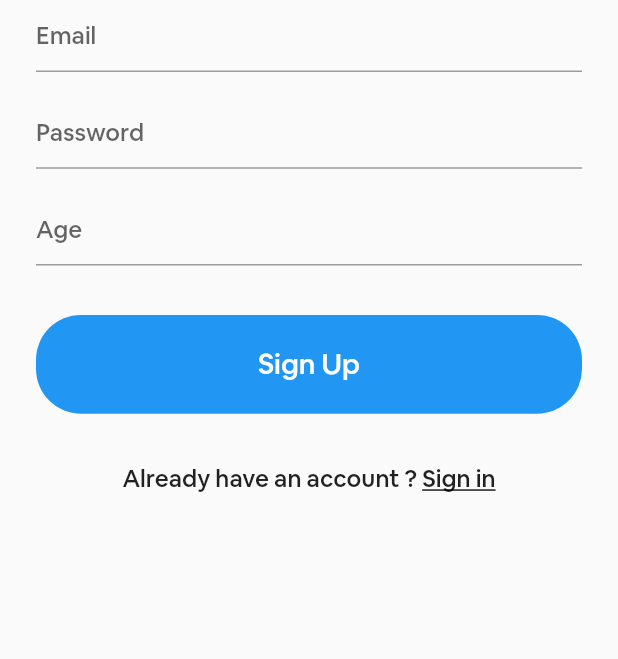
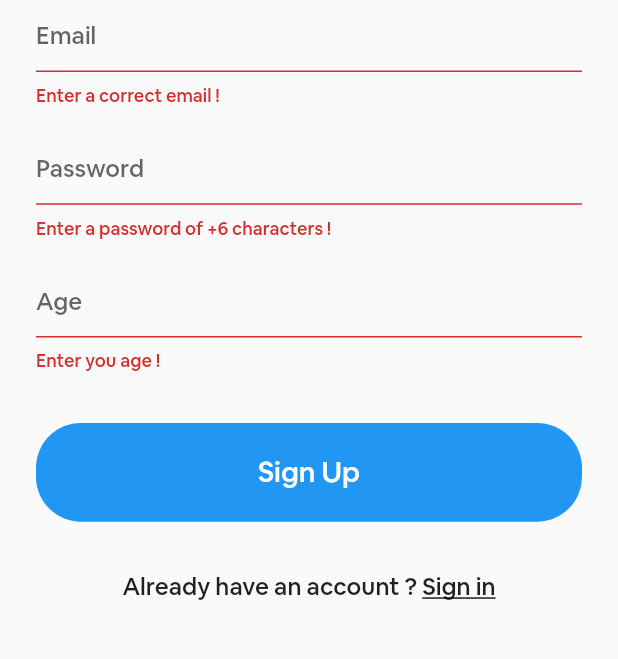
Before and after one commit to razifertani/Quizzed, a Flutter app: the SignUp screen opened directly with empty values, after a tap on "Sign Up", on a phone screen of 412 x 824 dp, the part 84-743 px from its top. Run offline on Flutter 3.47's test engine with Material 2 defaults, Android fonts, the phone set to English and light mode, and no system bars; our stand-ins replace cloud_firestore, convex_bottom_bar, data_connection_checker, firebase_auth, firebase_storage, fluttertoast and 5 more; accounts and stored records are empty; network calls fail.

Commit message:
Application 1.6

```diff
--- a/lang/ar.json
+++ b/lang/ar.json
@@ -53,7 +53,7 @@
     "Profile/twelfth" : "الاسم الكامل",
     "Profile/thirteenth" : "اكتب اسمك الكامل",
     "Profile/fourteenth" : "البريد الإلكتروني",
-    "Profile/fifteenth" : "غير قابل للتعديل",
+    "Profile/fifteenth" : "(غير قابل للتعديل)",
     "Profile/sixteenth" : "كلمة المرور",
     "Profile/seventeenth" : "اكتب كلمة مرورك هنا قبل التحديث !",
     "Profile/eighteenth" : "العمر",
--- a/lang/en.json
+++ b/lang/en.json
@@ -53,7 +53,7 @@
     "Profile/twelfth" : "Full Name",
     "Profile/thirteenth" : "Write your full name",
     "Profile/fourteenth" : "E-mail",
-    "Profile/fifteenth" : "Uneditable",
+    "Profile/fifteenth" : "(Uneditable)",
     "Profile/sixteenth" : "Password",
     "Profile/seventeenth" : "Write your password here before updating !",
     "Profile/eighteenth" : "Age",
--- a/lang/fr.json
+++ b/lang/fr.json
@@ -53,7 +53,7 @@
     "Profile/twelfth" : "Nom Complet ",
     "Profile/thirteenth" : "Ecrivez votre nom complet",
     "Profile/fourteenth" : "E-mail",
-    "Profile/fifteenth" : "Inchangeable",
+    "Profile/fifteenth" : "(Inchangeable)",
     "Profile/sixteenth" : "Mot de passe",
     "Profile/seventeenth" : "Ecrivez votre mot de passe avant de changer vos données !",
     "Profile/eighteenth" : "Age",
--- a/lib/services/authentification.dart
+++ b/lib/services/authentification.dart
@@ -32,8 +32,6 @@ class AuthentificationService {
       dataBaseService.updateUserData(
           authResult.user.uid, 'null', 'null', email, password, age);
 
-      print("Authhhhh");
-      print(authResult.user);
       return authResult.user;
     } catch (e) {
       print(e.toString());
--- a/lib/views/signup.dart
+++ b/lib/views/signup.dart
@@ -5,8 +5,8 @@ import 'package:QuizzedGame/services/authentification.dart';
 import 'package:QuizzedGame/views/home.dart';
 import 'package:QuizzedGame/views/signin.dart';
 import 'package:QuizzedGame/widgets/widgets.dart';
-import 'package:fluttertoast/fluttertoast.dart';
 import 'package:rflutter_alert/rflutter_alert.dart';
+import 'package:string_validator/string_validator.dart';
 
 class SignUp extends StatefulWidget {
   final String lang;
@@ -20,7 +20,7 @@ class _SignUpState extends State<SignUp> {
   final _formKey = GlobalKey<FormState>();
   final authentificationService = locator.get<AuthentificationService>();
 
-  String userUID, email, password, age;
+  String userUID, email = '', password, age;
   bool isLoading = false;
 
   signUp() async {
@@ -119,10 +119,7 @@ class _SignUpState extends State<SignUp> {
                   children: <Widget>[
                     TextFormField(
                       validator: (value) {
-                        bool emailValid = RegExp(
-                                r"^[a-zA-Z0-9.a-zA-Z0-9.!#$%&'*+-/=?^_`{|}~]+@[a-zA-Z0-9]+\.[a-zA-Z]+")
-                            .hasMatch(email);
-                        return emailValid
+                        return isEmail(email)
                             ? null
                             : AppLocalizations.of(context)
                                 .translate('Signup/first');
@@ -159,10 +156,10 @@ class _SignUpState extends State<SignUp> {
                     ),
                     TextFormField(
                       validator: (value) {
-                        return value.isEmpty
-                            ? AppLocalizations.of(context)
-                                .translate('Signup/sixth')
-                            : null;
+                        return isNumeric(value)
+                            ? null
+                            : AppLocalizations.of(context)
+                                .translate('Signup/sixth');
                       },
                       decoration: InputDecoration(
                         hintText: AppLocalizations.of(context)
--- a/pubspec.yaml
+++ b/pubspec.yaml
@@ -24,6 +24,7 @@ dependencies:
   data_connection_checker: ^0.3.4
   image_picker: ^0.6.0+17
   firebase_storage: ^3.0.3
+  string_validator: ^0.1.4
 
   cupertino_icons: ^0.1.3
 
```
Also changed, not shown: lib/views/profile.dart (+9 -3 lines), pubspec.lock.
